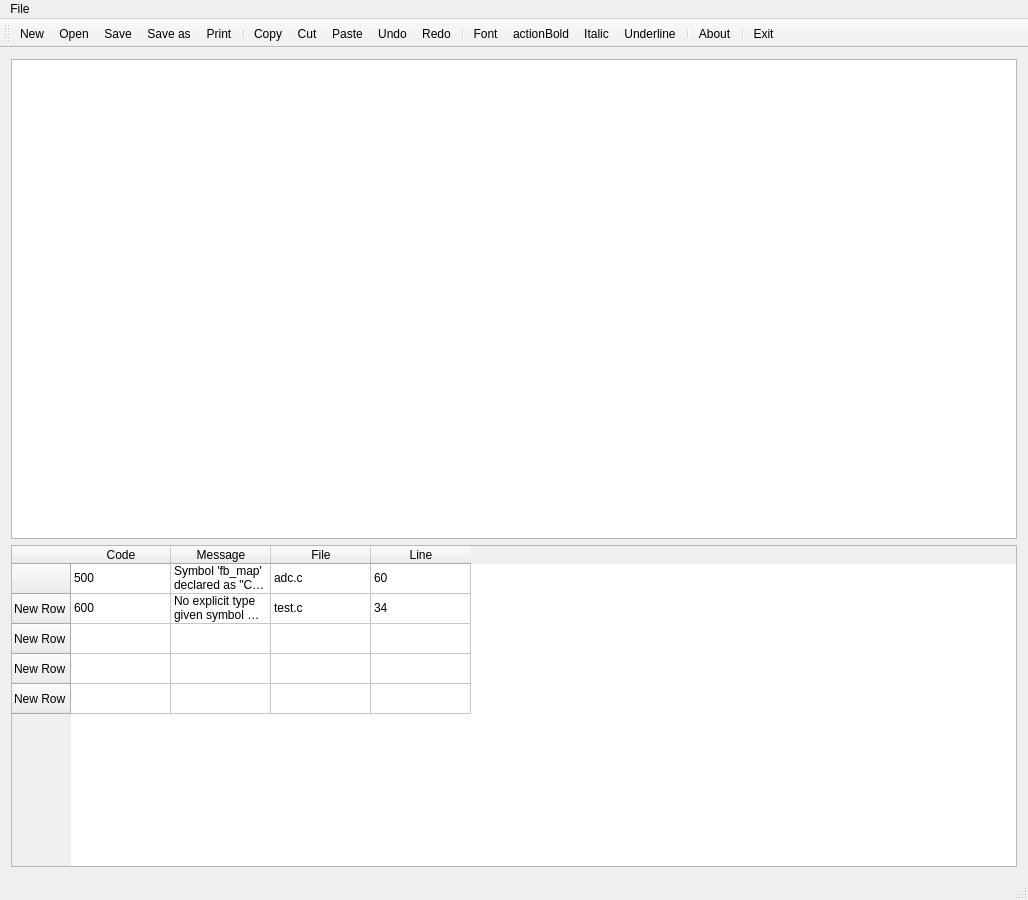
Old version of the form linty/MainWindow.ui in the repository Ayymoose/PC-Lint-GUI.
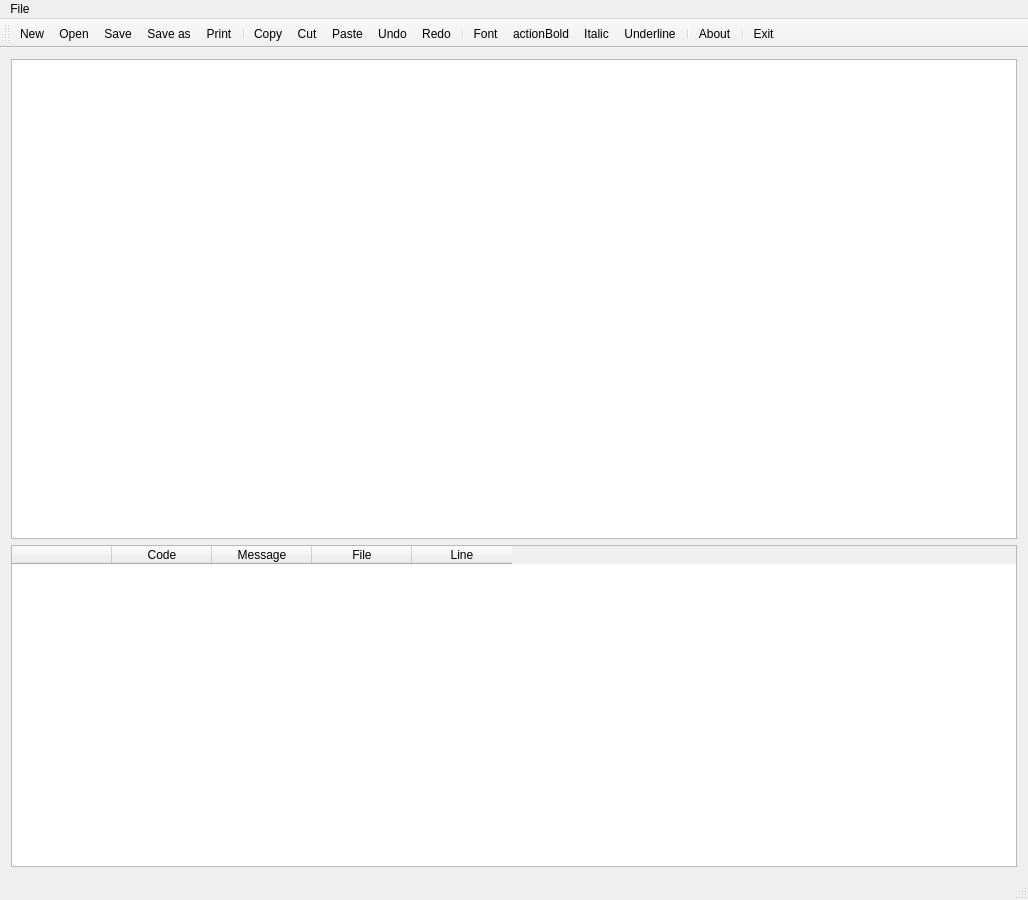
New version of the form. Icons and pictures are not drawn.

Diff of the .ui file:
```diff
--- a/linty/MainWindow.ui
+++ b/linty/MainWindow.ui
@@ -106,7 +106,7 @@
        <bool>false</bool>
       </attribute>
       <attribute name="verticalHeaderVisible">
-       <bool>true</bool>
+       <bool>false</bool>
       </attribute>
       <attribute name="verticalHeaderHighlightSections">
        <bool>true</bool>
@@ -114,31 +114,11 @@
       <attribute name="verticalHeaderStretchLastSection">
        <bool>false</bool>
       </attribute>
-      <row>
+      <column>
        <property name="text">
         <string/>
        </property>
-      </row>
-      <row>
-       <property name="text">
-        <string>New Row</string>
-       </property>
-      </row>
-      <row>
-       <property name="text">
-        <string>New Row</string>
-       </property>
-      </row>
-      <row>
-       <property name="text">
-        <string>New Row</string>
-       </property>
-      </row>
-      <row>
-       <property name="text">
-        <string>New Row</string>
-       </property>
-      </row>
+      </column>
       <column>
        <property name="text">
         <string>Code</string>
@@ -159,73 +139,6 @@
         <string>Line</string>
        </property>
       </column>
-      <item row="0" column="0">
-       <property name="text">
-        <string>500</string>
-       </property>
-       <property name="background">
-        <brush brushstyle="NoBrush">
-         <color alpha="255">
-          <red>128</red>
-          <green>0</green>
-          <blue>0</blue>
-         </color>
-        </brush>
-       </property>
-      </item>
-      <item row="0" column="1">
-       <property name="text">
-        <string>Symbol 'fb_map' declared as &quot;C&quot; conflicts with line 181, file ..\src\vardefs.c</string>
-       </property>
-      </item>
-      <item row="0" column="2">
-       <property name="text">
-        <string>adc.c</string>
-       </property>
-      </item>
-      <item row="0" column="3">
-       <property name="text">
-        <string>60</string>
-       </property>
-      </item>
-      <item row="1" column="0">
-       <property name="text">
-        <string>600</string>
-       </property>
-       <property name="background">
-        <brush brushstyle="NoBrush">
-         <color alpha="255">
-          <red>255</red>
-          <green>0</green>
-          <blue>0</blue>
-         </color>
-        </brush>
-       </property>
-       <property name="foreground">
-        <brush brushstyle="NoBrush">
-         <color alpha="255">
-          <red>0</red>
-          <green>170</green>
-          <blue>255</blue>
-         </color>
-        </brush>
-       </property>
-      </item>
-      <item row="1" column="1">
-       <property name="text">
-        <string>No explicit type given symbol 'PORT_t', int assumed</string>
-       </property>
-      </item>
-      <item row="1" column="2">
-       <property name="text">
-        <string>test.c</string>
-       </property>
-      </item>
-      <item row="1" column="3">
-       <property name="text">
-        <string>34</string>
-       </property>
-      </item>
      </widget>
     </item>
    </layout>
```
